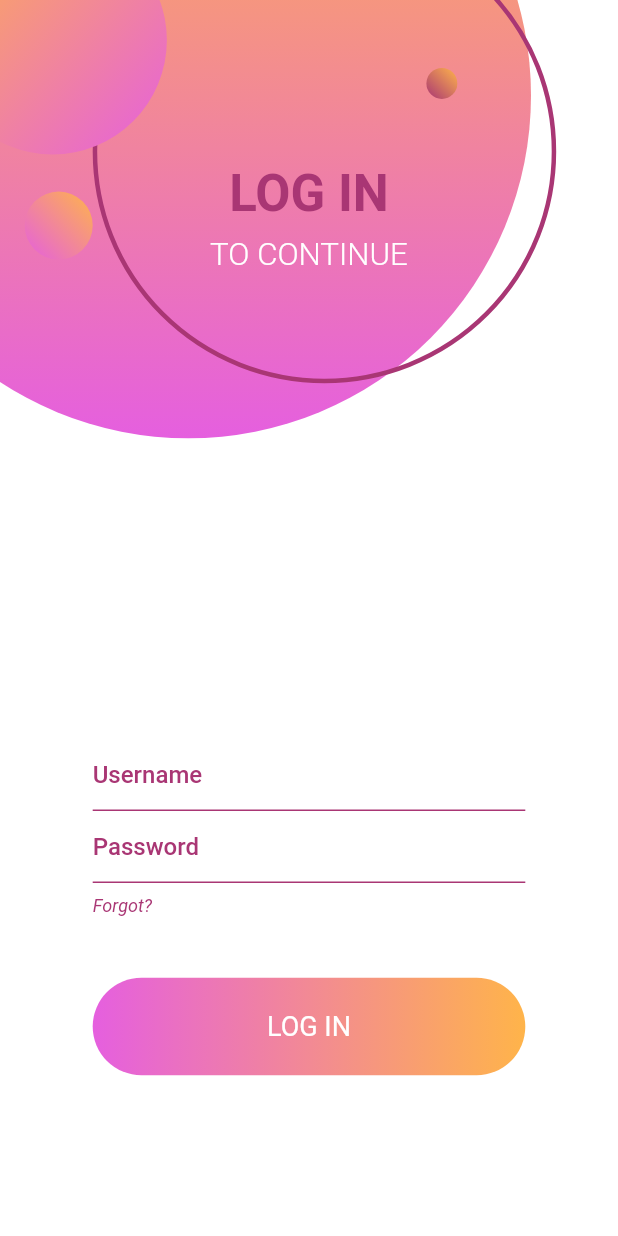
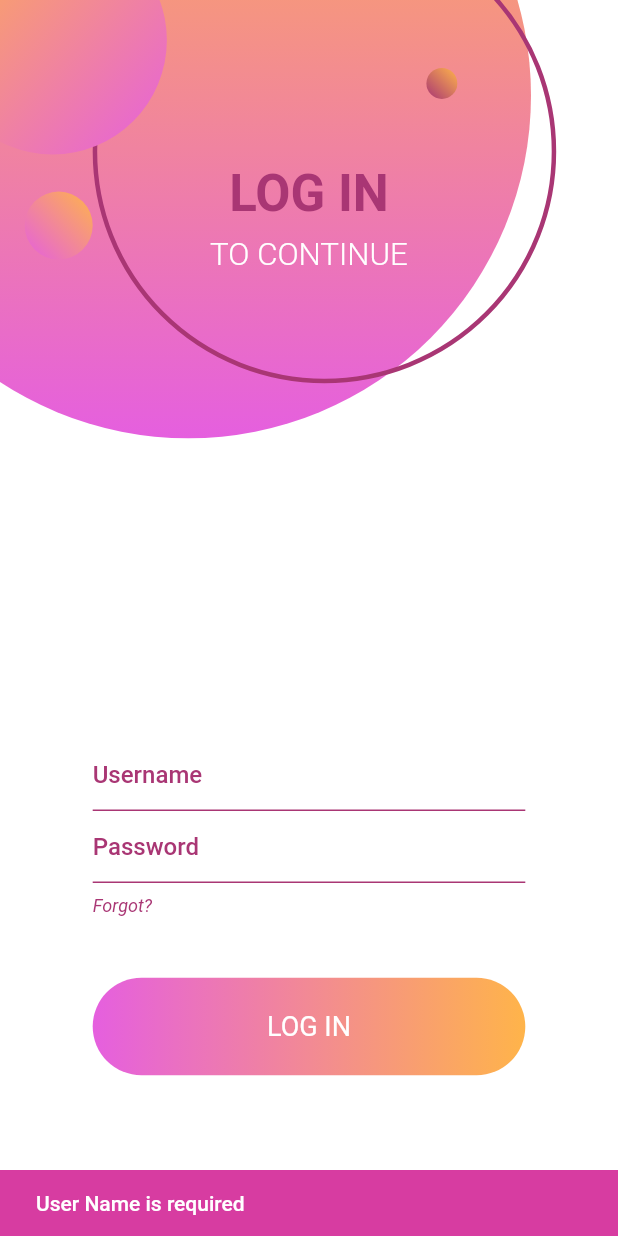
Before and after one commit to DalexisValencia/Simple-login, a Flutter app: the LoginScaffold screen opened directly, after a tap on "LOG IN", on a phone screen of 412 x 824 dp. Run offline on Flutter 3.47's test engine with Material 2 defaults, Android fonts, the phone set to English and light mode, and no system bars; missing offline and left inert: keyboard_visibility, loading; Roboto replaces fonts that are missing (Litia).

Commit message:
Verificación de errores

```diff
--- a/lib/Screens/Login/components/login__form.dart
+++ b/lib/Screens/Login/components/login__form.dart
@@ -1,7 +1,9 @@
 import 'package:flutter/material.dart';
 import 'package:keyboard_visibility/keyboard_visibility.dart';
+import 'package:third_test_app/constants/functions.dart';
 import 'package:third_test_app/widgets/form__button.dart';
 import 'package:third_test_app/widgets/form__input.dart';
+import 'package:third_test_app/widgets/form__summmaryTextRich.dart';
 
 class LoginForm extends StatefulWidget {
   @override
@@ -16,11 +18,28 @@ class LoginFormState extends State<LoginForm> {
   FocusNode focusLoginPass;
 
   finish() {
-    FocusScope.of(context).requestFocus(
-      new FocusNode(),
-    );
-    print(user.text);
-    print(pass.text);
+    // print(user.text);
+    if (user.text.isEmpty) {
+      showSnackBar(context, 'User Name is required', 'error');
+      return;
+    }
+    if (pass.text.isEmpty) {
+      showSnackBar(context, 'Pass is required', 'error');
+      return;
+    }
+    List<Widget> summary = [
+      RichTextSummary(
+        name: 'Name',
+        value: user.text,
+      ),
+      RichTextSummary(
+        name: 'Pass',
+        value: pass.text,
+      ),
+    ];
+    showMyDialog(context, summary);
+    // print(user.text);
+    // print(pass.text);
   }
 
   next() {
--- a/lib/Screens/Register/components/register__form.dart
+++ b/lib/Screens/Register/components/register__form.dart
@@ -27,6 +27,21 @@ class _FormRegisterState extends State<FormRegister> {
   }
 
   finish() {
+    if (userController.text.isEmpty) {
+      showSnackBar(context, 'User Name is Required', 'success');
+      return;
+    }
+
+    if (emailController.text.isEmpty) {
+      showSnackBar(context, 'Email is Required', 'success');
+      return;
+    }
+
+    if (passController.text.isEmpty) {
+      showSnackBar(context, 'Password is Required', 'success');
+      return;
+    }
+
     List<Widget> summary = [
       RichTextSummary(
         name: 'Name',
--- a/lib/constants/functions.dart
+++ b/lib/constants/functions.dart
@@ -1,6 +1,7 @@
 import 'package:flutter/material.dart';
 
 Future<void> showMyDialog(BuildContext context, List<Widget> summary) async {
+  FocusScope.of(context).requestFocus(new FocusNode());
   return showDialog<void>(
     context: context,
     barrierDismissible: false, // user must tap button!
@@ -34,3 +35,18 @@ Future<void> showMyDialog(BuildContext context, List<Widget> summary) async {
     },
   );
 }
+
+showSnackBar(BuildContext context, String alert, String type) {
+  final snackBar = SnackBar(
+    backgroundColor: type == 'error'
+        ? Theme.of(context).primaryColor
+        : Theme.of(context).hoverColor,
+    content: Text(
+      alert,
+      style: Theme.of(context).textTheme.button.copyWith(
+            color: Theme.of(context).accentColor,
+          ),
+    ),
+  );
+  Scaffold.of(context).showSnackBar(snackBar);
+}
```
